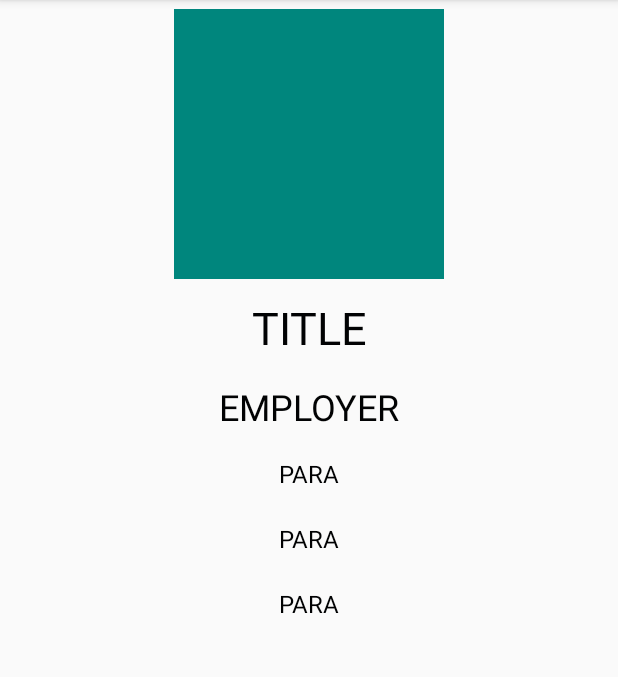
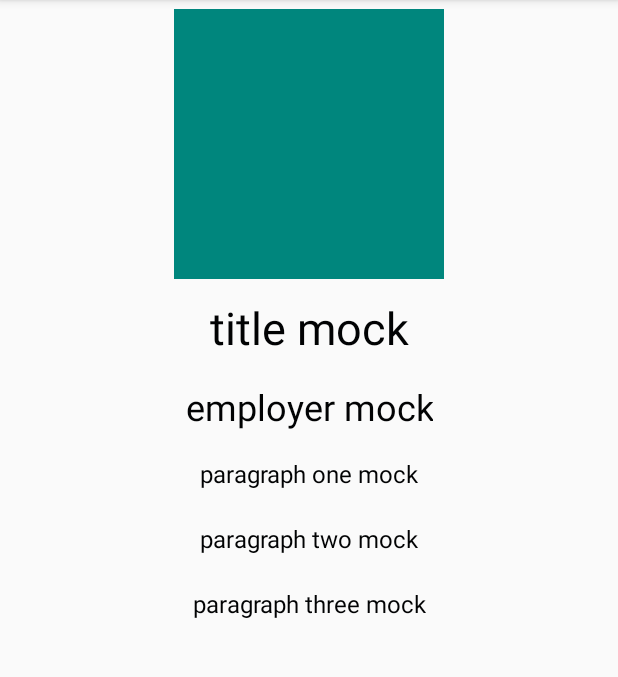
Before and after one commit to Tomroke/CV_-_Cover_Letter, an Android app: the CVDetailsFragment screen opened through its navigation route, on a phone screen of 412 x 824 dp, the part 84-761 px from its top. Run offline under Robolectric (Android 15) with nearby library versions, the light colour scheme and no system bars; our stand-ins replace data binding, navigation-ui.

Commit message:
Added mock data to the CVDetailsFragment.kt and it's viewModel, also added xml views to the other to main fragments.

```diff
--- a/app/src/main/java/com/example/cvpersonalletter/data/Work.kt
+++ b/app/src/main/java/com/example/cvpersonalletter/data/Work.kt
@@ -1,9 +1,12 @@
 package com.example.cvpersonalletter.data
 
 data class Work(
-    val image: String = "MOCK",
-    val title: String = "MOCK",
-    val employer: String = "MOCK"
+    val image: String = "image mock",
+    val title: String = "title mock",
+    val employer: String = "employer mock",
+    val paraOne: String = "paragraph one mock",
+    val paraTwo: String = "paragraph two mock",
+    val paraThree: String = "paragraph three mock"
 ) {
 
 }
--- a/app/src/main/java/com/example/cvpersonalletter/ui/cv/fragments/CVDetailsFragment.kt
+++ b/app/src/main/java/com/example/cvpersonalletter/ui/cv/fragments/CVDetailsFragment.kt
@@ -1,23 +1,26 @@
 package com.example.cvpersonalletter.ui.cv.fragments
 
-import androidx.lifecycle.ViewModelProviders
 import android.os.Bundle
 import androidx.fragment.app.Fragment
 import android.view.LayoutInflater
 import android.view.View
 import android.view.ViewGroup
+import androidx.databinding.DataBindingUtil
 import androidx.fragment.app.viewModels
 import com.example.cvpersonalletter.ui.cv.viewmodel.CVDetailsViewModel
 import com.example.cvpersonalletter.R
-import com.example.cvpersonalletter.ui.cv.viewmodel.CVViewModel
+import com.example.cvpersonalletter.databinding.CvDetailedFragmentBinding
 
 class CVDetailsFragment : Fragment() {
 
     private val viewModel: CVDetailsViewModel by viewModels()
 
     override fun onCreateView(inflater: LayoutInflater, container: ViewGroup?, savedInstanceState: Bundle?): View? {
-        return inflater.inflate(R.layout.cv_detailed_fragment, container, false)
+        val binding: CvDetailedFragmentBinding = DataBindingUtil.inflate(inflater, R.layout.cv_detailed_fragment, container, false)
+        binding.lifecycleOwner = this
+        binding.viewModel = this.viewModel
+
+        return binding.root
     }
 
-
 }
--- a/app/src/main/java/com/example/cvpersonalletter/ui/cv/fragments/CVFragment.kt
+++ b/app/src/main/java/com/example/cvpersonalletter/ui/cv/fragments/CVFragment.kt
@@ -7,7 +7,6 @@ import android.view.ViewGroup
 import androidx.databinding.DataBindingUtil
 import androidx.fragment.app.Fragment
 import androidx.fragment.app.viewModels
-import androidx.lifecycle.ViewModelProvider
 import androidx.recyclerview.widget.GridLayoutManager
 import androidx.recyclerview.widget.LinearLayoutManager
 import androidx.recyclerview.widget.RecyclerView
@@ -15,25 +14,21 @@ import com.example.cvpersonalletter.R
 import com.example.cvpersonalletter.databinding.FragmentCvBinding
 import com.example.cvpersonalletter.ui.cv.adapters.WorkplaceAdapter
 import com.example.cvpersonalletter.ui.cv.viewmodel.CVViewModel
-import kotlinx.android.synthetic.main.fragment_cv.*
-import kotlinx.android.synthetic.main.fragment_cv.view.*
 
 private const val SPANCOUNT: Int = 2
 
 class CVFragment : Fragment() {
 
-    private val cvViewModel: CVViewModel by viewModels()
-    private lateinit var recyclerView: RecyclerView
+    private val viewModel: CVViewModel by viewModels()
     private lateinit var workplaceAdapter: WorkplaceAdapter
     private lateinit var _layoutManager: LinearLayoutManager
 
     override fun onCreateView(inflater: LayoutInflater, container: ViewGroup?, savedInstanceState: Bundle?): View? {
-//        cvViewModel = ViewModelProvider(this).get(CVViewModel::class.java)
         _layoutManager = GridLayoutManager(context, SPANCOUNT, RecyclerView.VERTICAL, false)
 
         val binding: FragmentCvBinding = DataBindingUtil.inflate(inflater, R.layout.fragment_cv, container, false)
         binding.lifecycleOwner = this
-        binding.viewmodel = cvViewModel
+        binding.viewmodel = this.viewModel
 
         workplaceAdapter = WorkplaceAdapter()
         binding.cvRecyclerview.adapter = workplaceAdapter
@@ -42,13 +37,4 @@ class CVFragment : Fragment() {
         return binding.root
     }
 
-    override fun onViewCreated(view: View, savedInstanceState: Bundle?) {
-        super.onViewCreated(view, savedInstanceState)
-//        recyclerView = view.cv_recyclerview
-//        recyclerView.apply {
-//            layoutManager = _layoutManager
-//            adapter = workplaceAdapter
-//        }
-    }
-
 }
--- a/app/src/main/java/com/example/cvpersonalletter/ui/cv/viewmodel/CVDetailsViewModel.kt
+++ b/app/src/main/java/com/example/cvpersonalletter/ui/cv/viewmodel/CVDetailsViewModel.kt
@@ -1,7 +1,10 @@
 package com.example.cvpersonalletter.ui.cv.viewmodel
 
+import androidx.lifecycle.LiveData
 import androidx.lifecycle.ViewModel
+import com.example.cvpersonalletter.data.Work
 
 class CVDetailsViewModel : ViewModel() {
-    // TODO: Implement the ViewModel
+    val work = Work()
+
 }
--- a/app/src/main/res/layout/cv_detailed_fragment.xml
+++ b/app/src/main/res/layout/cv_detailed_fragment.xml
@@ -5,6 +5,11 @@
 
     <data>
 
+        <import type="com.example.cvpersonalletter.data.Work"/>
+
+        <variable
+            name="viewModel"
+            type="com.example.cvpersonalletter.ui.cv.viewmodel.CVDetailsViewModel" />
     </data>
 
     <androidx.constraintlayout.widget.ConstraintLayout
@@ -27,7 +32,8 @@
             android:id="@+id/cv_detailed_title"
             android:layout_width="wrap_content"
             android:layout_height="wrap_content"
-            android:text="TITLE"
+            tools:text="TITLE"
+            android:text="@{viewModel.work.title}"
             android:textSize="30sp"
             android:textColor="@color/txt_black"
             android:textAlignment="center"
@@ -42,7 +48,8 @@
             android:id="@+id/cv_detailed_employer"
             android:layout_width="wrap_content"
             android:layout_height="wrap_content"
-            android:text="EMPLOYER"
+            tools:text="EMPLOYER"
+            android:text="@{viewModel.work.employer}"
             android:textSize="24sp"
             android:textColor="@color/txt_black"
             android:textAlignment="center"
@@ -58,7 +65,8 @@
             android:id="@+id/cv_first_para"
             android:layout_width="wrap_content"
             android:layout_height="wrap_content"
-            android:text="PARA"
+            tools:text="PARA"
+            android:text="@{viewModel.work.paraOne}"
             android:textSize="16sp"
             android:textColor="@color/txt_black"
             android:textAlignment="center"
@@ -74,7 +82,8 @@
             android:id="@+id/cv_second_para"
             android:layout_width="wrap_content"
             android:layout_height="wrap_content"
-            android:text="PARA"
+            tools:text="PARA"
+            android:text="@{viewModel.work.paraTwo}"
             android:textSize="16sp"
             android:textColor="@color/txt_black"
             android:textAlignment="center"
@@ -90,7 +99,8 @@
             android:id="@+id/cv_third_para"
             android:layout_width="wrap_content"
             android:layout_height="wrap_content"
-            android:text="PARA"
+            tools:text="PARA"
+            android:text="@{viewModel.work.paraThree}"
             android:textSize="16sp"
             android:textColor="@color/txt_black"
             android:textAlignment="center"
```
Also changed, not shown: app/src/main/java/com/example/cvpersonalletter/ui/contactme/ContactMeFragment.kt (+6 -6 lines), app/src/main/java/com/example/cvpersonalletter/ui/coverletter/CoverLetterFragment.kt (+6 -6 lines), app/src/main/java/com/example/cvpersonalletter/viewpager/fragment/MainFragment.kt (+1 -11 lines), app/src/main/res/layout/fragment_contact_me.xml (+25 -19 lines), app/src/main/res/layout/fragment_cover_letter.xml (+63 -8 lines).
